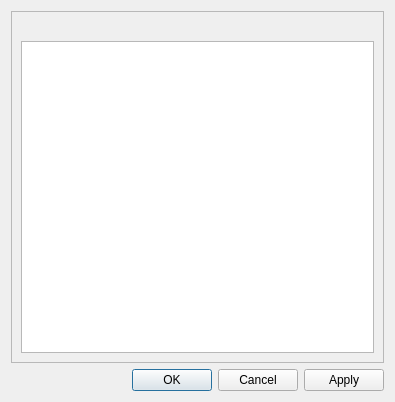
Qt form settingsdialog_ui.ui (kg4ydw/noacli) before a commit.
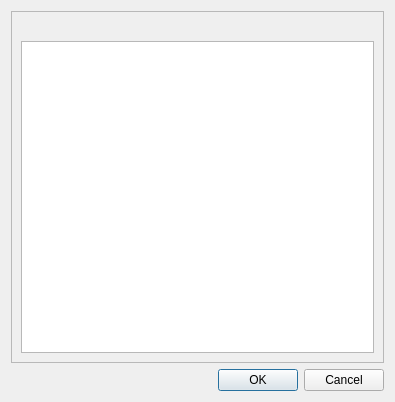
The same form after that commit.

Diff of the .ui file:
```diff
--- a/settingsdialog_ui.ui
+++ b/settingsdialog_ui.ui
@@ -56,7 +56,7 @@
       <enum>Qt::Horizontal</enum>
      </property>
      <property name="standardButtons">
-      <set>QDialogButtonBox::Apply|QDialogButtonBox::Cancel|QDialogButtonBox::Ok</set>
+      <set>QDialogButtonBox::Cancel|QDialogButtonBox::Ok</set>
      </property>
     </widget>
    </item>
```
Left out of the diff: 8 changed lines with no effect on the pictures.
